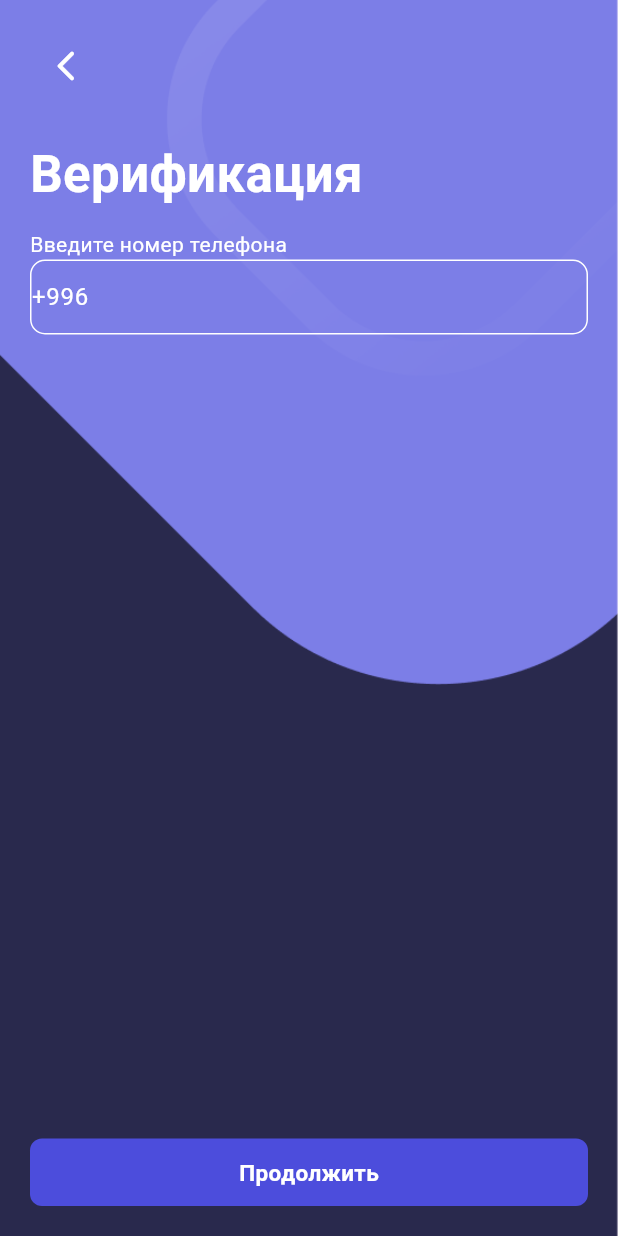
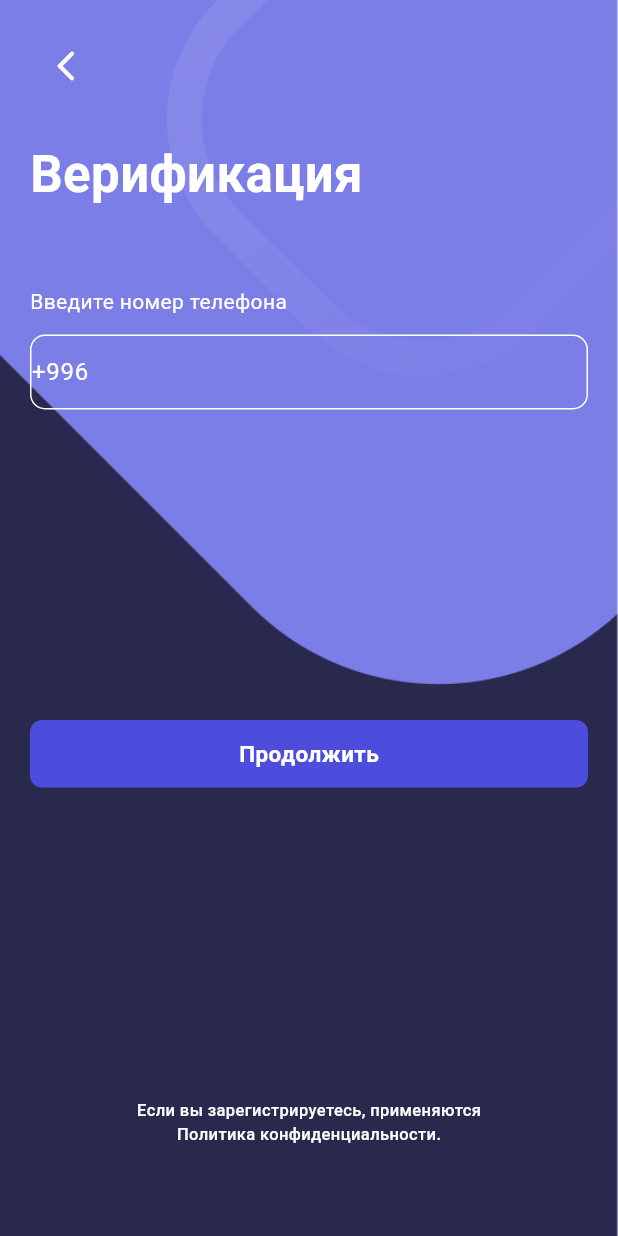
Before and after one commit to fluttberry/ibonus_app, a Flutter app: the PhoneRegisterPage screen opened directly with empty values, on a phone screen of 412 x 824 dp. Run offline on Flutter 3.47's test engine with Material 3 defaults, Android fonts, the phone set to English and light mode, and no system bars; our stand-ins replace flutter_bloc, shared_preferences; accounts and stored records are empty.

Commit message:
verification page almost done

```diff
--- a/lib/repository/auth_repository.dart
+++ b/lib/repository/auth_repository.dart
@@ -18,6 +18,19 @@ class AuthRepository {
     var response = await http.post(
       Uri.parse('https://back.ibonus.app/api/v1/accounts/register/'),
       body: user.toJson(),
+      headers: {'Content-type' : 'application/json'}
+    );
+    return response.statusCode == 201;
+  }
+
+  Future<bool> verify(String pass1, String pass2, String code) async {
+    var response = await http.post(
+      Uri.parse('https://back.ibonus.app/api/v1/accounts/send/verify-code/$code'),
+      body: {
+        'password':pass1,
+        'password_confirm':pass2,
+      },
+      headers: {'Content-type' : 'application/json'}
     );
     return response.statusCode == 201;
   }
--- a/lib/ui/pages/auth/register/phone_register_page.dart
+++ b/lib/ui/pages/auth/register/phone_register_page.dart
@@ -37,11 +37,12 @@ class PhoneRegisterPage extends StatelessWidget {
             ),
             SizedBox(height: 24),
             Text('Верификация', style: MTextStyle.title()),
-            SizedBox(height: 12),
+            SizedBox(height: 50),
             Text(
               'Введите номер телефона',
               style: TextStyle(color: Colors.white),
             ),
+            SizedBox(height: 12),
             MTextField(
               controller: phoneController,
               textInputType: TextInputType.phone,
@@ -52,11 +53,37 @@ class PhoneRegisterPage extends StatelessWidget {
               onTap: () {
                 if (phoneController.text.isNotEmpty) {
                   userRegisterModel.phone = phoneController.text;
-                  context.read<AuthBloc>().add(AuthEventRegister(userRegisterModel: userRegisterModel));
+                  context.read<AuthBloc>().add(
+                    AuthEventRegister(userRegisterModel: userRegisterModel),
+                  );
                 }
               },
               text: 'Продолжить',
             ),
+            Spacer(),
+            Align(
+              alignment: Alignment.bottomCenter,
+              child: Text(
+                'Если вы зарегистрируетесь, применяются',
+                style: TextStyle(
+                  fontSize: 11,
+                  fontWeight: FontWeight.w500,
+                  color: Colors.white,
+                ),
+              ),
+            ),
+            Align(
+              alignment: Alignment.bottomCenter,
+              child: Text(
+                'Политика конфиденциальности.',
+                style: TextStyle(
+                  fontSize: 11,
+                  fontWeight: FontWeight.w500,
+                  color: Colors.white,
+                ),
+              ),
+            ),
+            SizedBox(height: 40),
           ],
         ),
       ),
--- a/lib/ui/widget/button.dart
+++ b/lib/ui/widget/button.dart
@@ -20,6 +20,8 @@ class MButton extends StatelessWidget {
   @override
   Widget build(BuildContext context) {
     return InkWell(
+      splashColor: Colors.transparent,
+      overlayColor: WidgetStatePropertyAll(Colors.transparent),
       onTap: onTap,
       child: Container(
         alignment: Alignment.center,
```
